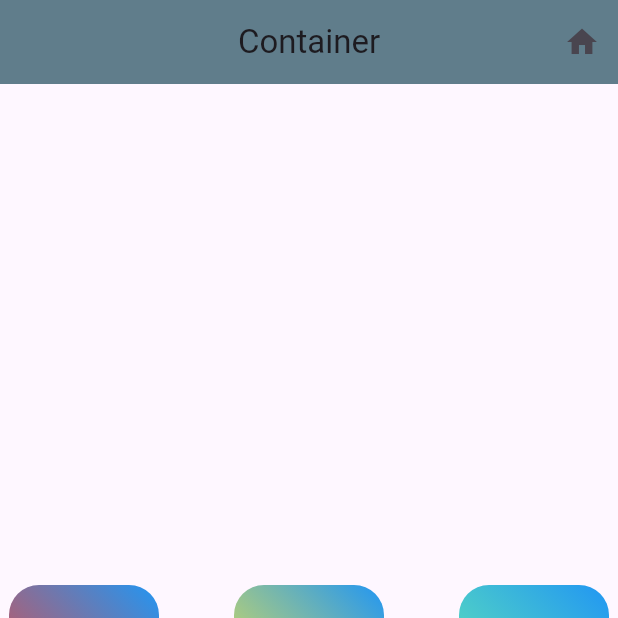
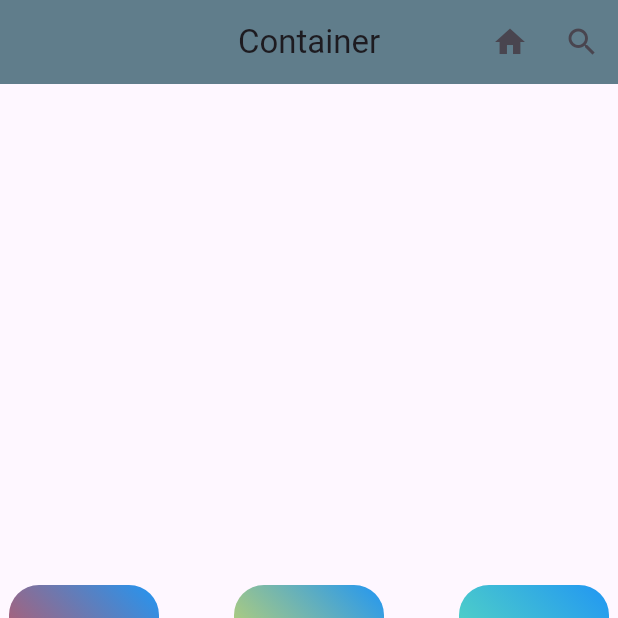
Before and after one commit to Mison1212/latihan_container, a Flutter app: the screen it shows after launch, on a phone screen of 412 x 824 dp, the top half of it. Run offline on Flutter 3.47's test engine with Material 3 defaults, Android fonts, the phone set to English and light mode, and no system bars.

Commit message:
tambahkan IconButton Search

```diff
--- a/lib/main.dart
+++ b/lib/main.dart
@@ -35,7 +35,12 @@ class MyHome extends StatelessWidget {
             },
             icon: const Icon(Icons.home),
           ),
-
+        IconButton(
+          onPressed: (){
+            print('Search button pressed');
+          },
+            icon: const Icon(Icons.search),
+          ),
 
         ],
       ),
```
